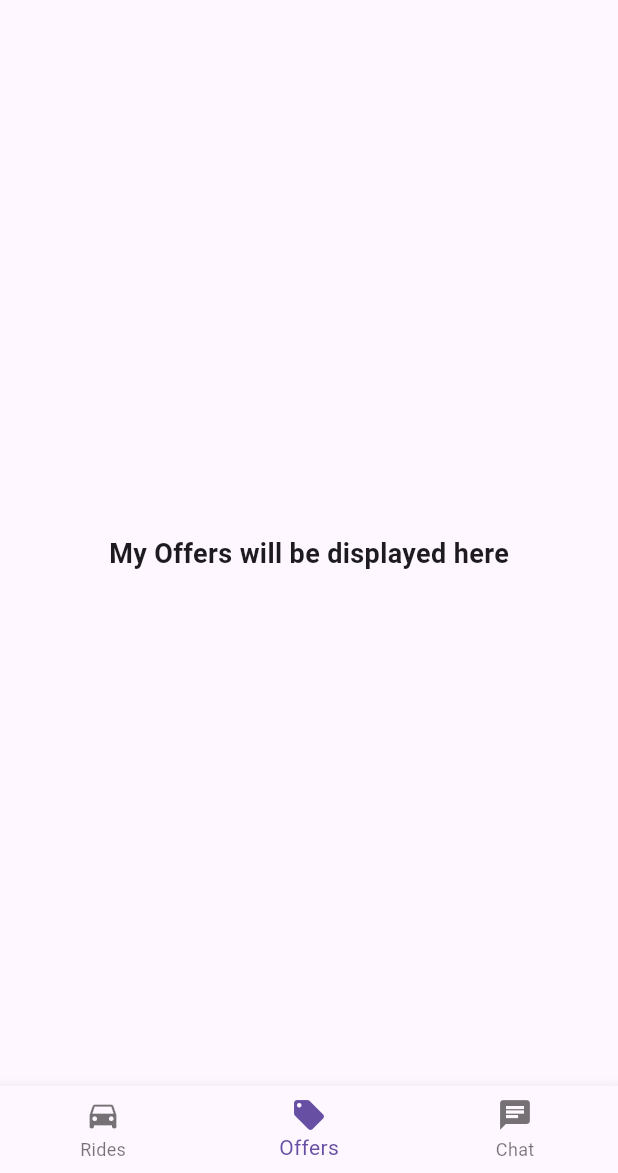
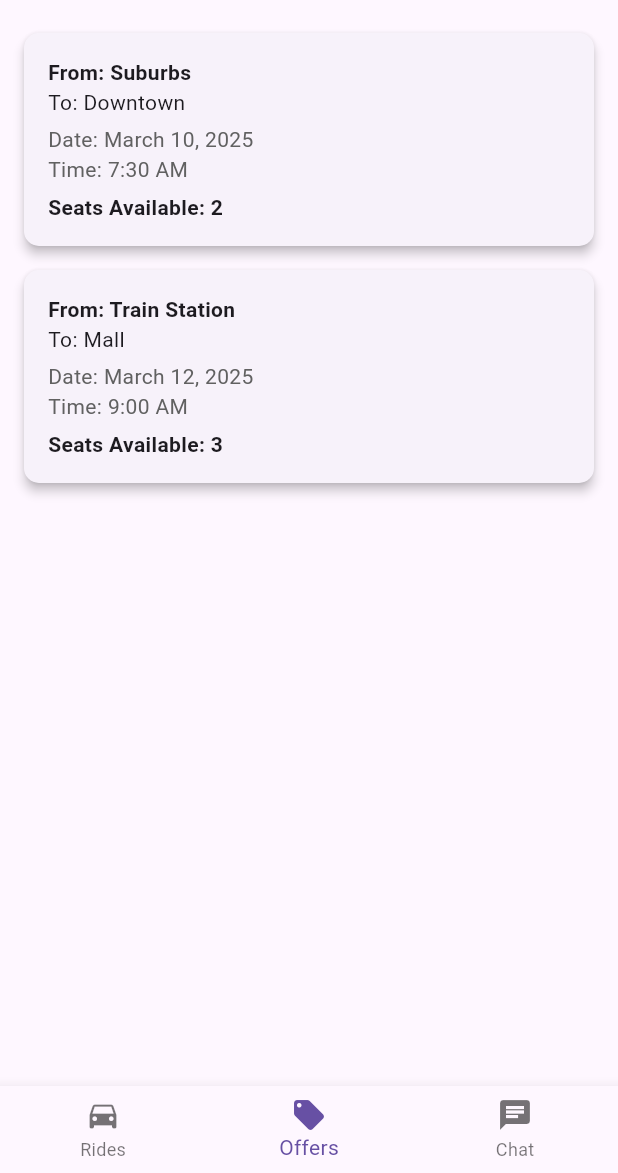
Before and after one commit to knjain1995/kctrustedcarpool, a Flutter app: the HomeScreen screen opened by its route, item 2 of the bottom bar chosen, on a phone screen of 412 x 824 dp, the part 63-1236 px from its top. Run offline on Flutter 3.47's test engine with Material 3 defaults, Android fonts, the phone set to English and light mode, and no system bars; our stand-ins replace firebase_auth, firebase_core, flutter_login; accounts and stored records are empty.

Commit message:
added my_offers page and updated login with default cred for testing

```diff
--- a/lib/screens/home/my_offers.dart
+++ b/lib/screens/home/my_offers.dart
@@ -1,12 +1,81 @@
 import 'package:flutter/material.dart';
 
-class MyOffersScreen extends StatelessWidget {
+class MyOffersScreen extends StatefulWidget {
+  @override
+  _MyOffersScreenState createState() => _MyOffersScreenState();
+}
+
+class _MyOffersScreenState extends State<MyOffersScreen> {
+  bool isLoading = false; // Simulating data fetching
+  List<Map<String, String>> myOffers = [
+    {
+      "from": "Suburbs",
+      "to": "Downtown",
+      "date": "March 10, 2025",
+      "time": "7:30 AM",
+      "seats": "2"
+    },
+    {
+      "from": "Train Station",
+      "to": "Mall",
+      "date": "March 12, 2025",
+      "time": "9:00 AM",
+      "seats": "3"
+    }
+  ];
+
   @override
   Widget build(BuildContext context) {
-    return Center(
-      child: Text(
-        "My Offers will be displayed here",
-        style: TextStyle(fontSize: 18, fontWeight: FontWeight.bold),
+    return isLoading
+        ? Center(child: CircularProgressIndicator()) // Show loader if data is loading
+        : myOffers.isEmpty
+            ? Center(child: Text("You haven't offered any rides yet."))
+            : ListView.builder(
+                itemCount: myOffers.length,
+                itemBuilder: (context, index) {
+                  return OfferCard(
+                    from: myOffers[index]["from"]!,
+                    to: myOffers[index]["to"]!,
+                    date: myOffers[index]["date"]!,
+                    time: myOffers[index]["time"]!,
+                    seats: myOffers[index]["seats"]!,
+                  );
+                },
+              );
+  }
+}
+
+class OfferCard extends StatelessWidget {
+  final String from, to, date, time, seats;
+
+  const OfferCard({
+    required this.from,
+    required this.to,
+    required this.date,
+    required this.time,
+    required this.seats,
+  });
+
+  @override
+  Widget build(BuildContext context) {
+    return Card(
+      margin: EdgeInsets.symmetric(horizontal: 16, vertical: 8),
+      elevation: 3,
+      shape: RoundedRectangleBorder(borderRadius: BorderRadius.circular(10)),
+      child: Padding(
+        padding: const EdgeInsets.all(16.0),
+        child: Column(
+          crossAxisAlignment: CrossAxisAlignment.start,
+          children: [
+            Text("From: $from", style: TextStyle(fontWeight: FontWeight.bold)),
+            Text("To: $to"),
+            SizedBox(height: 5),
+            Text("Date: $date", style: TextStyle(color: Colors.grey[700])),
+            Text("Time: $time", style: TextStyle(color: Colors.grey[700])),
+            SizedBox(height: 5),
+            Text("Seats Available: $seats", style: TextStyle(fontWeight: FontWeight.bold)),
+          ],
+        ),
       ),
     );
   }
--- a/lib/screens/login/login.dart
+++ b/lib/screens/login/login.dart
@@ -45,6 +45,8 @@ class LoginScreen extends StatelessWidget {
   Widget build(BuildContext context) {
     return FlutterLogin(
       title: 'KCTrustedCarpool',
+      savedEmail: "testuser@example.com", // TODO: Remove this line
+      savedPassword: "Test@123", // TODO: Remove this line
       onLogin: (loginData) => _handleLogin(context, loginData.name, loginData.password),
       onSignup: (signupData) => _handleSignup(
         context,
```
